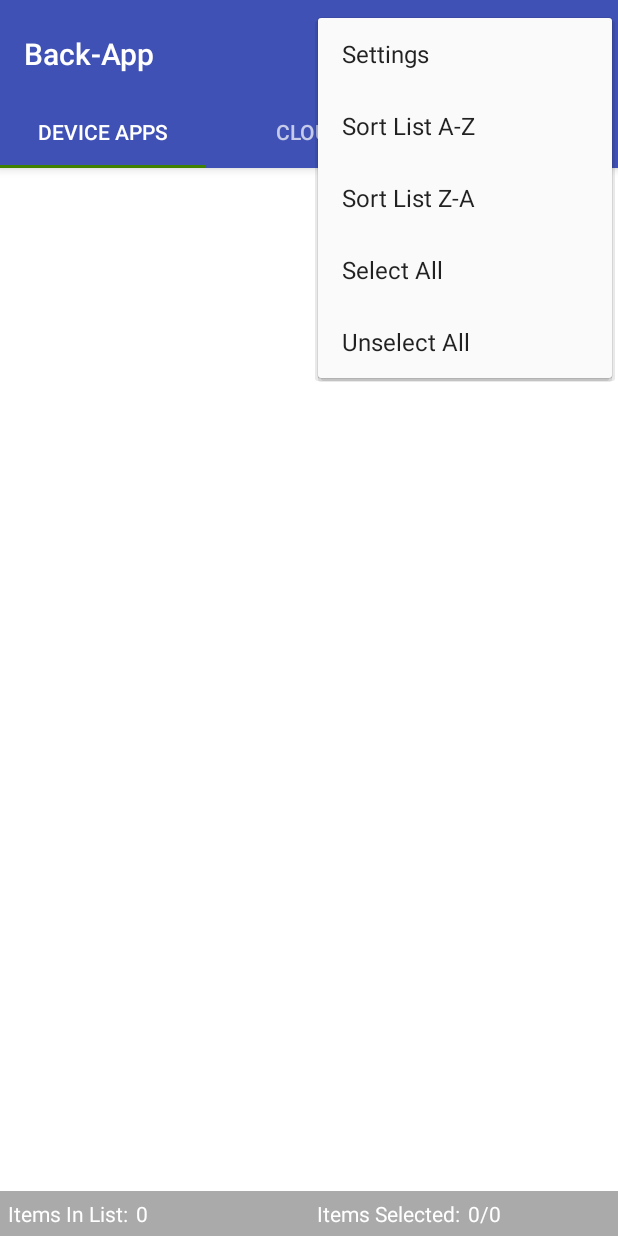
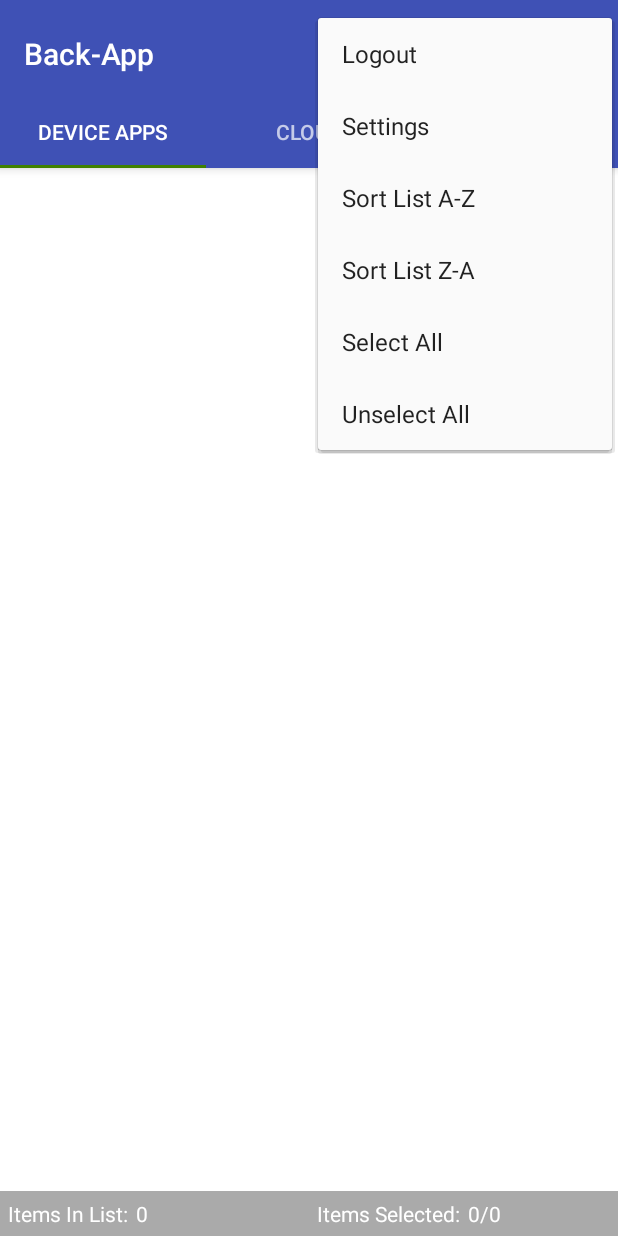
Before and after one commit to eli200601/BackAppWithTabs, an Android app: the screen it shows after launch (MainActivity), with the options menu open, on a phone screen of 412 x 824 dp. Run offline under Robolectric (Android 15) with nearby library versions, the phone set to English and light mode, and no system bars; libraries missing offline, so code that uses them is left out: com.dropbox.client2; 3 statements that could not run were skipped.

Commit message:
Adding Logout button in menu - Need to work on it

```diff
--- a/app/src/main/res/menu/menu_main.xml
+++ b/app/src/main/res/menu/menu_main.xml
@@ -2,6 +2,14 @@
     xmlns:app="http://schemas.android.com/apk/res-auto"
     xmlns:tools="http://schemas.android.com/tools"
     tools:context="com.app.random.backApp.MainActivity">
+    <item
+        android:id="@+id/action_logout"
+        android:orderInCategory="80"
+        android:title="@string/menu_action_logout"
+        app:showAsAction="never"
+        android:visible="true"/>
+
+
     <item
         android:id="@+id/action_settings"
         android:orderInCategory="90"
--- a/app/src/main/res/values/strings.xml
+++ b/app/src/main/res/values/strings.xml
@@ -23,5 +23,6 @@
     <string name="name_sharedPref">Settings</string>
     <!-- Int: -->
     <string name="sortType_key">SortType</string>
+    <string name="menu_action_logout">Logout</string>
 
 </resources>
```
Also changed, not shown: app/src/main/java/com/app/random/backApp/MainActivity.java (+64 -6 lines).
